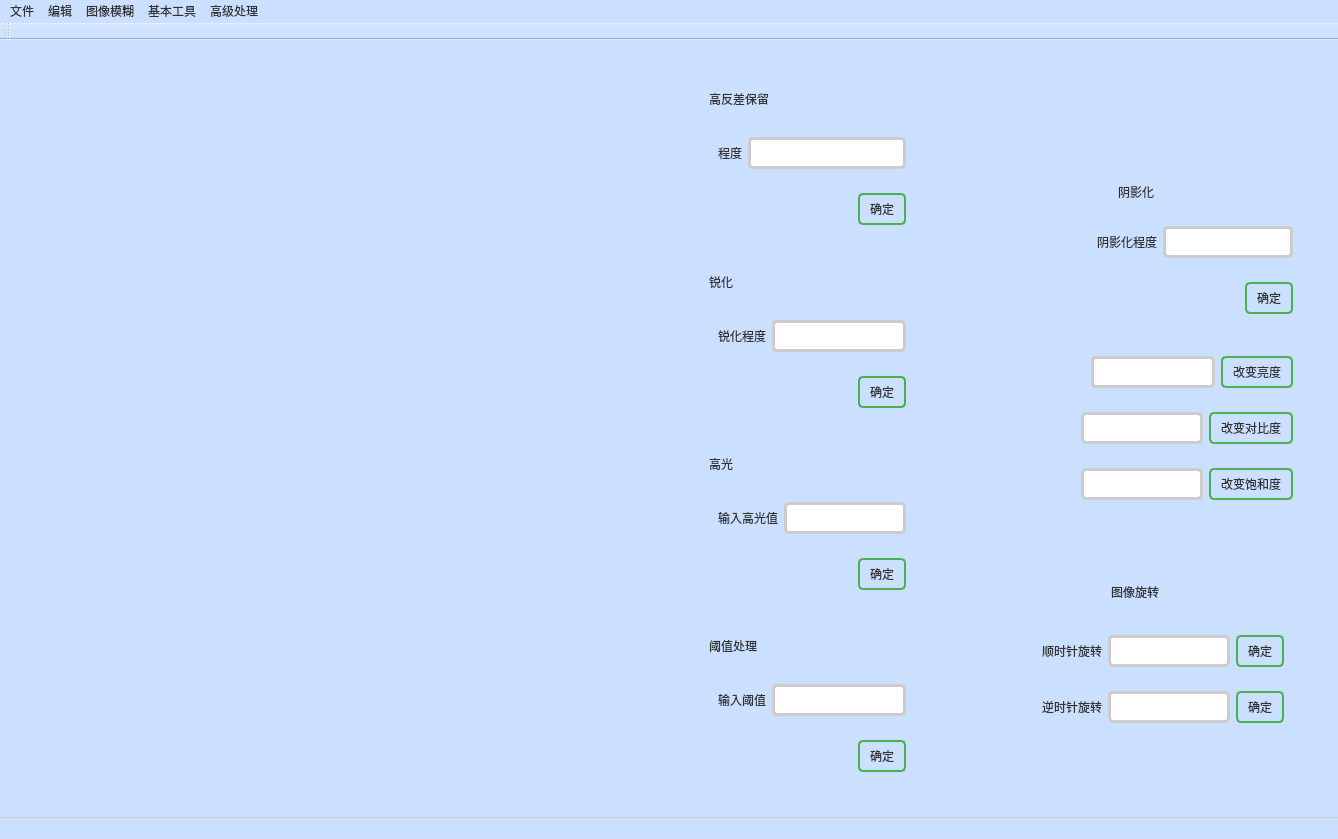
The window that ImageWithUI/mainwindow.ui (Obj4ct/ImageWithUI) describes before a commit, drawn with Qt 5.
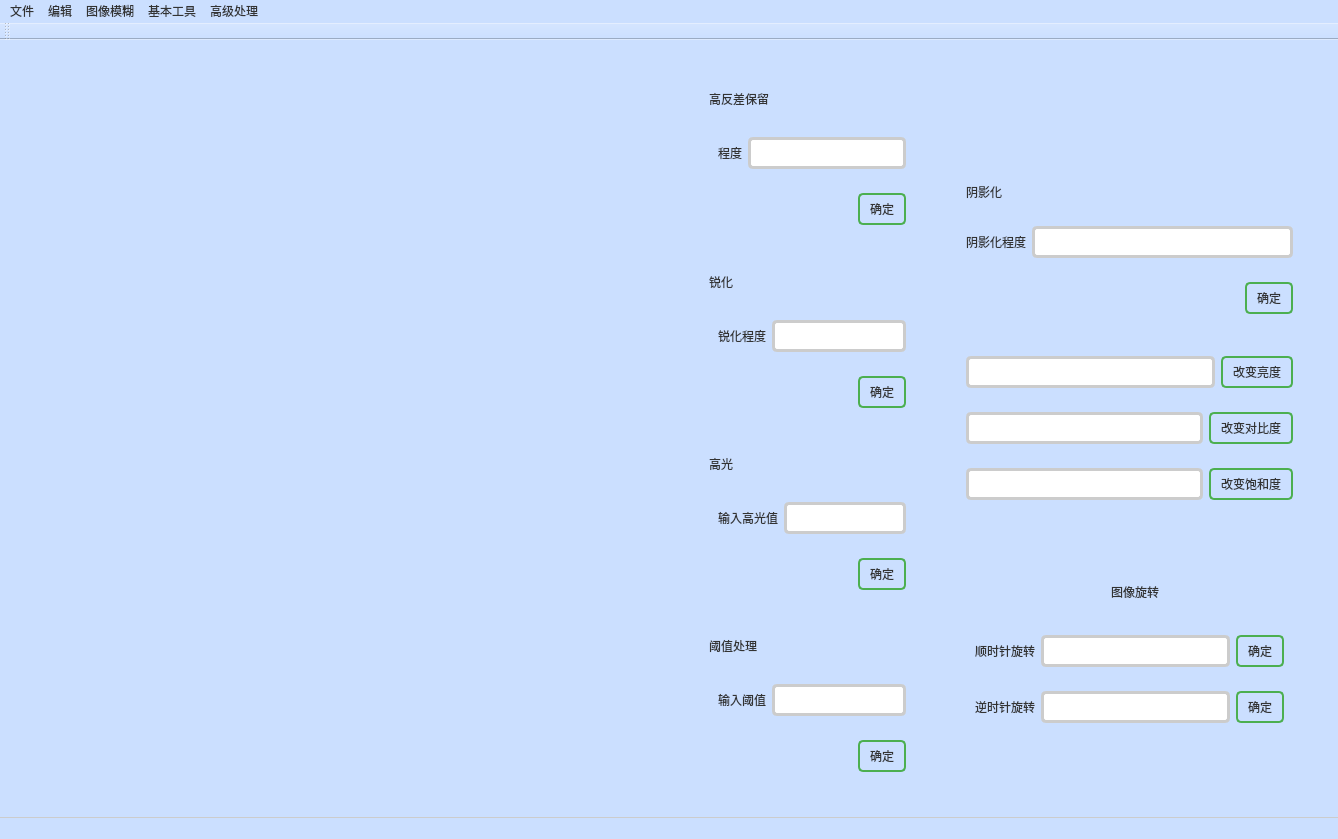
The same window after the commit. Icons and pictures are not drawn.

The edit to the form file:
```diff
--- a/ImageWithUI/mainwindow.ui
+++ b/ImageWithUI/mainwindow.ui
@@ -389,19 +389,6 @@
              <item>
               <widget class="QWidget" name="widget_12" native="true">
                <layout class="QHBoxLayout" name="horizontalLayout_18">
-                <item>
-                 <spacer name="horizontalSpacer_14">
-                  <property name="orientation">
-                   <enum>Qt::Horizontal</enum>
-                  </property>
-                  <property name="sizeHint" stdset="0">
-                   <size>
-                    <width>152</width>
-                    <height>20</height>
-                   </size>
-                  </property>
-                 </spacer>
-                </item>
                 <item>
                  <widget class="QLabel" name="label_29">
                   <property name="text">
@@ -428,19 +415,6 @@
              <item>
               <widget class="QWidget" name="widget_21" native="true">
                <layout class="QHBoxLayout" name="horizontalLayout_9">
-                <item>
-                 <spacer name="horizontalSpacer_11">
-                  <property name="orientation">
-                   <enum>Qt::Horizontal</enum>
-                  </property>
-                  <property name="sizeHint" stdset="0">
-                   <size>
-                    <width>40</width>
-                    <height>20</height>
-                   </size>
-                  </property>
-                 </spacer>
-                </item>
                 <item>
                  <widget class="QLabel" name="label_30">
                   <property name="text">
@@ -489,19 +463,6 @@
              <item>
               <widget class="QWidget" name="widget_4" native="true">
                <layout class="QHBoxLayout" name="horizontalLayout_2">
-                <item>
-                 <spacer name="horizontalSpacer_8">
-                  <property name="orientation">
-                   <enum>Qt::Horizontal</enum>
-                  </property>
-                  <property name="sizeHint" stdset="0">
-                   <size>
-                    <width>40</width>
-                    <height>20</height>
-                   </size>
-                  </property>
-                 </spacer>
-                </item>
                 <item>
                  <widget class="QLineEdit" name="lineEdit_brightness"/>
                 </item>
@@ -518,19 +479,6 @@
              <item>
               <widget class="QWidget" name="widget_5" native="true">
                <layout class="QHBoxLayout" name="horizontalLayout">
-                <item>
-                 <spacer name="horizontalSpacer_9">
-                  <property name="orientation">
-                   <enum>Qt::Horizontal</enum>
-                  </property>
-                  <property name="sizeHint" stdset="0">
-                   <size>
-                    <width>40</width>
-                    <height>20</height>
-                   </size>
-                  </property>
-                 </spacer>
-                </item>
                 <item>
                  <widget class="QLineEdit" name="lineEdit_contrast"/>
                 </item>
@@ -547,19 +495,6 @@
              <item>
               <widget class="QWidget" name="widget_6" native="true">
                <layout class="QHBoxLayout" name="horizontalLayout_3">
-                <item>
-                 <spacer name="horizontalSpacer_10">
-                  <property name="orientation">
-                   <enum>Qt::Horizontal</enum>
-                  </property>
-                  <property name="sizeHint" stdset="0">
-                   <size>
-                    <width>40</width>
-                    <height>20</height>
-                   </size>
-                  </property>
-                 </spacer>
-                </item>
                 <item>
                  <widget class="QLineEdit" name="lineEdit_saturation">
                   <property name="text">
@@ -641,19 +576,6 @@
                 <item>
                  <widget class="QWidget" name="widget_17" native="true">
                   <layout class="QHBoxLayout" name="horizontalLayout_7">
-                   <item>
-                    <spacer name="horizontalSpacer_12">
-                     <property name="orientation">
-                      <enum>Qt::Horizontal</enum>
-                     </property>
-                     <property name="sizeHint" stdset="0">
-                      <size>
-                       <width>40</width>
-                       <height>20</height>
-                      </size>
-                     </property>
-                    </spacer>
-                   </item>
                    <item>
                     <widget class="QLabel" name="label_20">
                      <property name="text">
@@ -677,19 +599,6 @@
                 <item>
                  <widget class="QWidget" name="widget_18" native="true">
                   <layout class="QHBoxLayout" name="horizontalLayout_8">
-                   <item>
-                    <spacer name="horizontalSpacer_13">
-                     <property name="orientation">
-                      <enum>Qt::Horizontal</enum>
-                     </property>
-                     <property name="sizeHint" stdset="0">
-                      <size>
-                       <width>40</width>
-                       <height>20</height>
-                      </size>
-                     </property>
-                    </spacer>
-                   </item>
                    <item>
                     <widget class="QLabel" name="label_21">
                      <property name="text">
```
